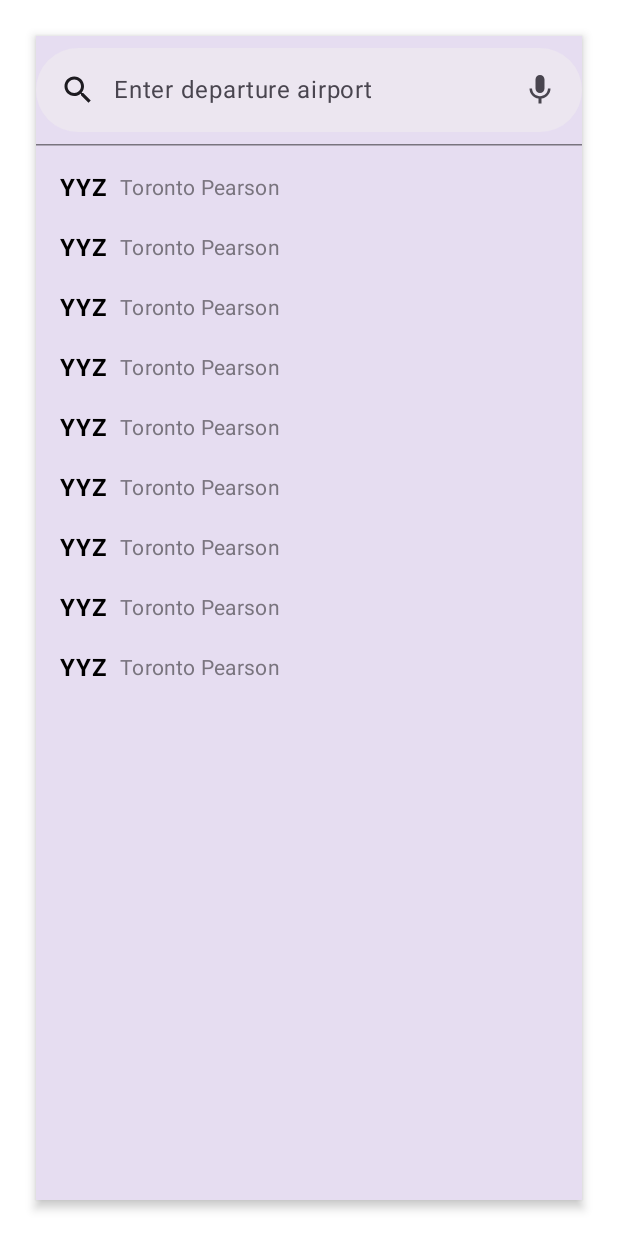
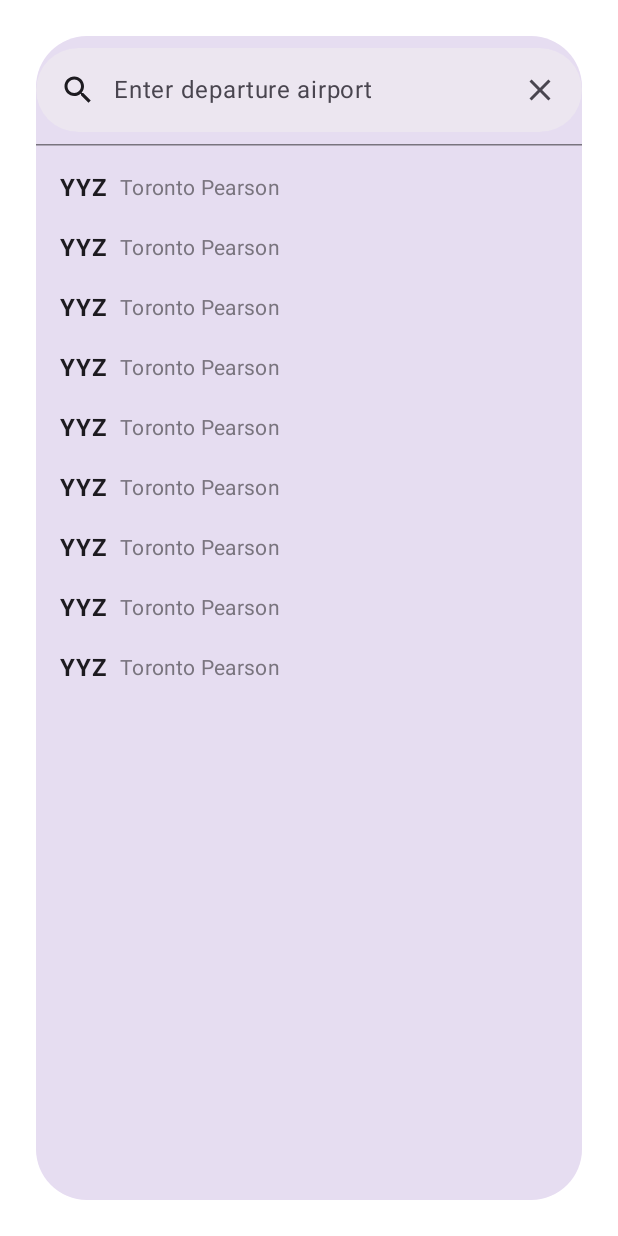
Before and after one commit to iamspd/AirHop, an Android app built with Jetpack Compose: the @Preview function PreviewSearchContainer, on a phone screen of 412 x 824 dp. Run offline under Robolectric (Android 15) with nearby library versions, the phone set to English and light mode, and no system bars; our stand-ins replace Room's generated code.

Commit message:
Add card as a parent composable to the search bar for consistent shape in expanded mode

```diff
--- a/app/src/main/java/com/example/airhop/ui/HomeScreen.kt
+++ b/app/src/main/java/com/example/airhop/ui/HomeScreen.kt
@@ -57,6 +57,13 @@ fun AirHopApp() {
                 onTextValueChange = { homeViewModel.updateQueryString(query = it) },
                 isExpanded = searchBarState,
                 onExpandedValueChange = { homeViewModel.updateExpandedState(it) },
+                onTrailingIconAction = {
+                    if (searchQuery.isNotBlank()) {
+                        homeViewModel.updateQueryString(query = "")
+                    } else {
+                        homeViewModel.updateExpandedState(isExpanded = false)
+                    }
+                },
                 airports = airports,
                 onSearchItemClick = {
                     homeViewModel.updateQueryString(query = it.code)
--- a/app/src/main/java/com/example/airhop/ui/components/SearchBox.kt
+++ b/app/src/main/java/com/example/airhop/ui/components/SearchBox.kt
@@ -1,26 +1,43 @@
 package com.example.airhop.ui.components
 
+import androidx.compose.foundation.background
 import androidx.compose.foundation.clickable
 import androidx.compose.foundation.layout.Arrangement
 import androidx.compose.foundation.layout.PaddingValues
 import androidx.compose.foundation.layout.Row
 import androidx.compose.foundation.layout.WindowInsets
+import androidx.compose.foundation.layout.fillMaxSize
 import androidx.compose.foundation.layout.fillMaxWidth
+import androidx.compose.foundation.layout.height
 import androidx.compose.foundation.layout.padding
 import androidx.compose.foundation.lazy.LazyColumn
 import androidx.compose.foundation.lazy.items
+import androidx.compose.foundation.shape.RoundedCornerShape
 import androidx.compose.material.icons.Icons
+import androidx.compose.material.icons.filled.Close
 import androidx.compose.material.icons.filled.Search
+import androidx.compose.material3.Card
+import androidx.compose.material3.CardDefaults
 import androidx.compose.material3.ExperimentalMaterial3Api
 import androidx.compose.material3.Icon
 import androidx.compose.material3.IconButton
 import androidx.compose.material3.MaterialTheme
 import androidx.compose.material3.SearchBar
 import androidx.compose.material3.SearchBarDefaults
+import androidx.compose.material3.Shapes
 import androidx.compose.material3.Text
 import androidx.compose.runtime.Composable
 import androidx.compose.ui.Alignment
 import androidx.compose.ui.Modifier
+import androidx.compose.ui.draw.clip
+import androidx.compose.ui.draw.drawWithContent
+import androidx.compose.ui.geometry.CornerRadius
+import androidx.compose.ui.geometry.Offset
+import androidx.compose.ui.geometry.Rect
+import androidx.compose.ui.geometry.RoundRect
+import androidx.compose.ui.graphics.Color
+import androidx.compose.ui.graphics.Path
+import androidx.compose.ui.graphics.drawscope.clipPath
 import androidx.compose.ui.res.dimensionResource
 import androidx.compose.ui.res.painterResource
 import androidx.compose.ui.res.stringResource
@@ -29,6 +46,7 @@ import androidx.compose.ui.tooling.preview.Preview
 import androidx.compose.ui.unit.dp
 import com.example.airhop.R
 import com.example.airhop.data.Airport
+import com.example.airhop.ui.theme.Shapes
 
 @Preview(showBackground = true, name = "Search Bar")
 @Composable
@@ -50,7 +68,8 @@ fun PreviewSearchBar() {
         },
         onExpandedValueChange = {},
         onSearchItemClick = {},
-        onSearchActionClick = {}
+        onSearchActionClick = {},
+        onTrailingIconAction = {}
     )
 }
 
@@ -74,10 +93,10 @@ fun PreviewSearchContainer() {
         },
         onExpandedValueChange = {},
         onSearchItemClick = {},
-        onSearchActionClick = {}
+        onSearchActionClick = {},
+        onTrailingIconAction = {}
     )
 }
-
 
 @OptIn(ExperimentalMaterial3Api::class)
 @Composable
@@ -87,14 +106,24 @@ fun SearchBox(
     onTextValueChange: (String) -> Unit,
     isExpanded: Boolean,
     onExpandedValueChange: (Boolean) -> Unit,
+    onTrailingIconAction: () -> Unit,
     airports: List<Airport>,
     onSearchItemClick: (Airport) -> Unit,
     onSearchActionClick: (String) -> Unit
 ) {
+    Card(
+        shape = Shapes.medium,
+        modifier = modifier,
+        colors = CardDefaults.cardColors(
+            containerColor = MaterialTheme.colorScheme.surface
+        )
+    ) {
         SearchBar(
-        modifier = modifier,
+            modifier = Modifier.fillMaxWidth(),
+            shape = SearchBarDefaults.inputFieldShape,
             inputField = {
                 SearchBarDefaults.InputField(
+                    modifier = Modifier.clip(Shapes.medium),
                     query = text,
                     onQueryChange = { onTextValueChange(it) },
                     onSearch = { onSearchActionClick(it) },
@@ -107,13 +136,15 @@ fun SearchBox(
                         )
                     },
                     trailingIcon = {
+                        if (isExpanded) {
                             IconButton(
-                        onClick = {}
+                                onClick = { onTrailingIconAction() }
                             ) {
                                 Icon(
-                            painter = painterResource(R.drawable.ic_mic),
-                            contentDescription = stringResource(R.string.search_mic)
+                                    imageVector = Icons.Default.Close,
+                                    contentDescription = stringResource(R.string.search_bar_close_icon)
                                 )
+                            }
                         }
                     },
                     expanded = isExpanded,
@@ -121,14 +152,12 @@ fun SearchBox(
                 )
             },
             expanded = isExpanded,
-        shape = SearchBarDefaults.inputFieldShape,
             onExpandedChange = { onExpandedValueChange(it) },
             colors = SearchBarDefaults.colors(
                 containerColor = MaterialTheme.colorScheme.surface
             ),
             tonalElevation = dimensionResource(R.dimen.search_bar_tonal_elevation),
-        shadowElevation = dimensionResource(R.dimen.search_bar_shadow_elevation),
-        windowInsets = WindowInsets(top = dimensionResource(R.dimen.search_bar_top_window_inset)),
+            windowInsets = WindowInsets(dimensionResource(R.dimen.search_bar_top_window_inset)),
             content = {
                 LazyColumn(
                     modifier = Modifier.fillMaxWidth(),
@@ -136,7 +165,9 @@ fun SearchBox(
                         vertical = dimensionResource(R.dimen.search_bar_suggestion_container_vertical_padding),
                         horizontal = dimensionResource(R.dimen.search_bar_suggestion_container_horizontal_padding)
                     ),
-                verticalArrangement = Arrangement.spacedBy(dimensionResource(R.dimen.search_bar_suggestion_container_vertical_arrangement_space)),
+                    verticalArrangement = Arrangement.spacedBy(
+                        dimensionResource(R.dimen.search_bar_suggestion_container_vertical_arrangement_space)
+                    ),
                     horizontalAlignment = Alignment.CenterHorizontally
                 ) {
                     items(airports, key = { airport -> airport.id }) { airport ->
@@ -151,6 +182,7 @@ fun SearchBox(
                 }
             }
         )
+    }
 }
 
 @Composable
--- a/app/src/main/java/com/example/airhop/ui/theme/Shape.kt
+++ b/app/src/main/java/com/example/airhop/ui/theme/Shape.kt
@@ -6,5 +6,5 @@ import androidx.compose.ui.unit.dp
 
 val Shapes = Shapes(
     small = RoundedCornerShape(topEnd = 16.dp),
-    medium = RoundedCornerShape(24.dp)
+    medium = RoundedCornerShape(34.dp)
 )
--- a/app/src/main/res/values/strings.xml
+++ b/app/src/main/res/values/strings.xml
@@ -3,7 +3,7 @@
     <string name="top_bar_text">Flight Search</string>
 
     <string name="search_icon">Search Icon</string>
-    <string name="search_mic">Search Microphone</string>
+    <string name="search_bar_close_icon">Close Icon</string>
     <string name="search_airport_text">Enter departure airport</string>
     <string name="search_bar_action_toast">Please select from search results to see available flights.</string>
     <string name="flights_from_text">Flights from %s</string>
```
Lines whose indentation alone changed are shown as unchanged.
